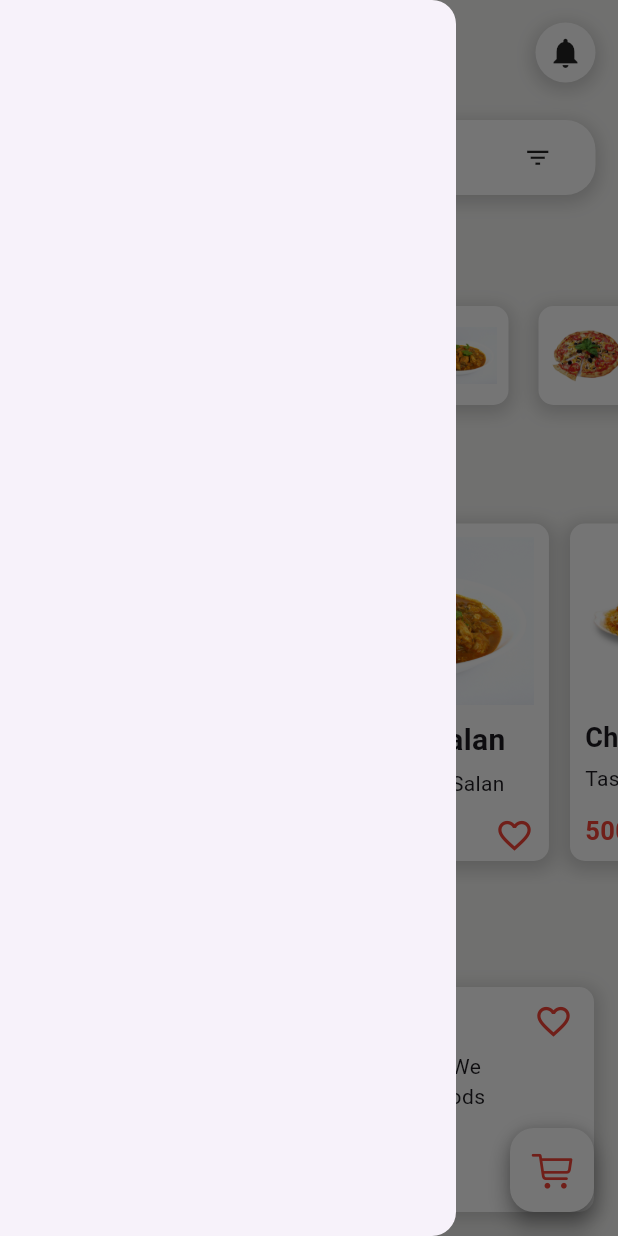
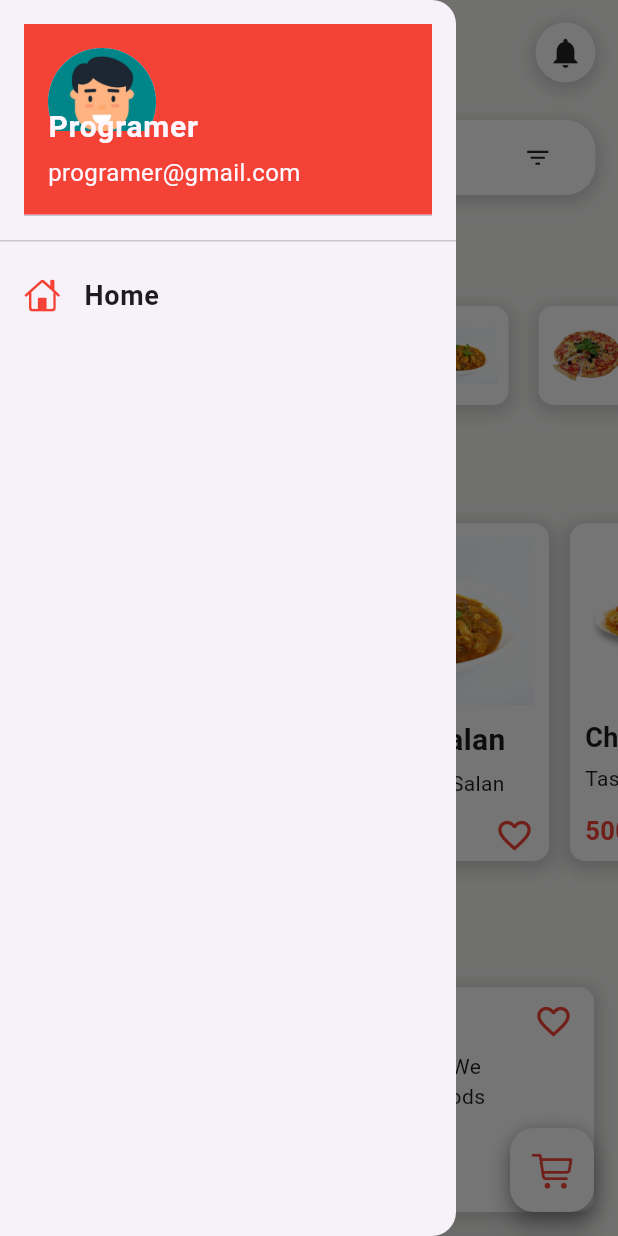
Before and after one commit to BailoMbaye/Food_app, a Flutter app: the screen it shows after launch, with the side drawer open, on a phone screen of 412 x 824 dp. Run offline on Flutter 3.47's test engine with Material 3 defaults, Android fonts, the phone set to English and light mode, and no system bars; drawn by our look-alikes of flutter_rating_bar.

Commit message:
add features in the DrawerWidget

```diff
--- a/lib/Widget/DrawerWidget.dart
+++ b/lib/Widget/DrawerWidget.dart
@@ -1,3 +1,4 @@
+import 'package:flutter/cupertino.dart';
 import 'package:flutter/material.dart';
 
 class DrawerWidget extends StatelessWidget {
@@ -5,6 +6,50 @@ class DrawerWidget extends StatelessWidget {
 
   @override
   Widget build(BuildContext context) {
-    return Drawer();
+    return Drawer(
+      child: ListView(
+        children: const [
+          DrawerHeader(
+            //  padding: EdgeInsets.zero,
+            child: UserAccountsDrawerHeader(
+              decoration: BoxDecoration(
+                color: Colors.red,
+              ),
+              accountName: Text(
+                "Programer",
+                style: TextStyle(
+                  fontSize: 20,
+                  fontWeight: FontWeight.bold,
+                ),
+              ),
+              accountEmail: Text(
+                "programer@gmail.com",
+                style: TextStyle(
+                  fontSize: 16,
+                ),
+              ),
+              currentAccountPicture: CircleAvatar(
+                backgroundImage: AssetImage(
+                  "images/avatar.jpg",
+                ),
+              ),
+            ),
+          ),
+          ListTile(
+            leading: Icon(
+              CupertinoIcons.home,
+              color: Colors.red,
+            ),
+            title: Text(
+              "Home",
+              style: TextStyle(
+                fontSize: 18,
+                fontWeight: FontWeight.bold,
+              ),
+            ),
+          ),
+        ],
+      ),
+    );
   }
 }
```
